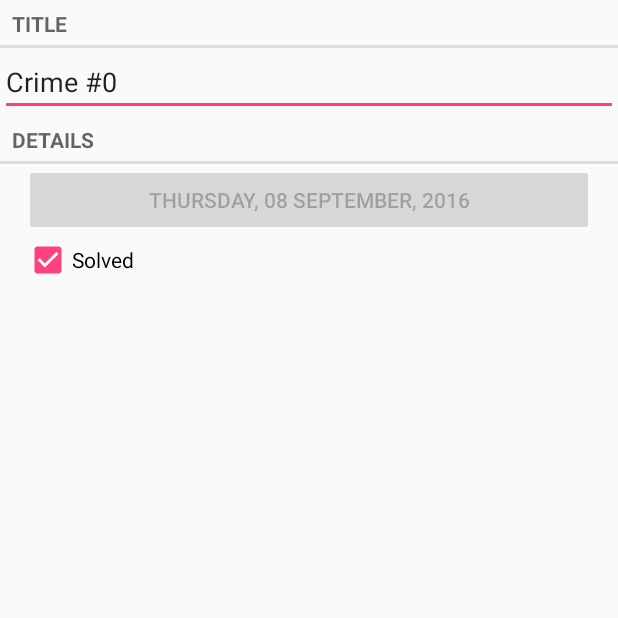
After one commit to protolenguaje/CriminalIntent, an Android app: the CrimePagerActivity screen opened directly, with no data from a screen before it, on a phone screen of 412 x 824 dp, the top half of it. The commit adds this screen. Run offline under Robolectric (Android 15) with nearby library versions, the phone set to English and light mode, and no system bars.

Commit message:
chapter done

```diff
--- a/app/src/main/AndroidManifest.xml
+++ b/app/src/main/AndroidManifest.xml
@@ -15,7 +15,7 @@
                 <category android:name="android.intent.category.LAUNCHER"/>
             </intent-filter>
         </activity>
-        <activity android:name=".CrimeActivity" android:label="@string/app_name">
+        <activity android:name=".CrimePagerActivity" android:label="@string/app_name">
         </activity>
     </application>
 
--- a/app/src/main/java/com/bignerdranch/android/criminalintent/CrimeFragment.java
+++ b/app/src/main/java/com/bignerdranch/android/criminalintent/CrimeFragment.java
@@ -72,13 +72,7 @@ public class CrimeFragment extends Fragment {
                     mCrime.setSolved(isChecked);
                 });
 
-        returnResult();
-
         return v;
-    }
-
-    public void returnResult() {
-        getActivity().setResult(Activity.RESULT_OK);
     }
 
     private final class CrimeTextWatcher implements TextWatcher {
--- /dev/null
+++ b/app/src/main/java/com/bignerdranch/android/criminalintent/CrimePagerActivity.java
@@ -0,0 +1,74 @@
+package com.bignerdranch.android.criminalintent;
+
+import android.content.Context;
+import android.content.Intent;
+import android.os.Bundle;
+import android.support.annotation.Nullable;
+import android.support.annotation.StringDef;
+import android.support.v4.app.Fragment;
+import android.support.v4.app.FragmentActivity;
+import android.support.v4.app.FragmentManager;
+import android.support.v4.app.FragmentStatePagerAdapter;
+import android.support.v4.view.PagerAdapter;
+import android.support.v4.view.ViewPager;
+
+import java.util.List;
+import java.util.UUID;
+
+/**
+ * Created by user on 9/7/16.
+ */
+public class CrimePagerActivity extends FragmentActivity {
+
+    private static final String EXTRA_CRIME_ID = "com.bignerdranch.android.criminalintent.crime_id";
+
+    private ViewPager mViewPager;
+    private List<Crime> mCrimes;
+
+    public static Intent newIntent(Context packageContext, UUID crimeId) {
+
+        Intent intent = new Intent(packageContext, CrimePagerActivity.class);
+        intent.putExtra(EXTRA_CRIME_ID, crimeId);
+        return  intent;
+    }
+
+    @Override
+    protected void onCreate(@Nullable Bundle savedInstanceState) {
+
+        super.onCreate(savedInstanceState);
+        setContentView(R.layout.activity_crime_pager);
+
+        UUID crimeId = (UUID) getIntent().getSerializableExtra(EXTRA_CRIME_ID);
+
+        mViewPager = (ViewPager) findViewById(R.id.activity_crime_pager_view_pager);
+        mCrimes = CrimeLab.get(this).getCrimes();
+        FragmentManager fragmentManager = getSupportFragmentManager();
+        mViewPager.setAdapter(new CrimeFragmentStatePagerAdapter(fragmentManager));
+
+        for (int i = 0; i < mCrimes.size(); i++) {
+            if (mCrimes.get(i).getId().equals(crimeId)) {
+                mViewPager.setCurrentItem(i);
+                break;
+            }
+        }
+    }
+
+
+    private class CrimeFragmentStatePagerAdapter extends FragmentStatePagerAdapter {
+
+        public CrimeFragmentStatePagerAdapter(FragmentManager fragmentManager) {
+            super(fragmentManager);
+        }
+
+        @Override
+        public Fragment getItem(int position) {
+            Crime crime = mCrimes.get(position);
+            return CrimeFragment.newInstance(crime.getId());
+        }
+
+        @Override
+        public int getCount() {
+            return mCrimes.size();
+        }
+    }
+}
--- /dev/null
+++ b/app/src/main/res/layout/activity_crime_pager.xml
@@ -0,0 +1,8 @@
+<?xml version="1.0" encoding="utf-8"?>
+<android.support.v4.view.ViewPager
+    xmlns:android="http://schemas.android.com/apk/res/android"
+    android:id="@+id/activity_crime_pager_view_pager"
+    android:layout_width="match_parent"
+    android:layout_height="match_parent">
+
+</android.support.v4.view.ViewPager>
```
Also changed, not shown: app/src/main/java/com/bignerdranch/android/criminalintent/CrimeListFragment.java (+2 -12 lines).
